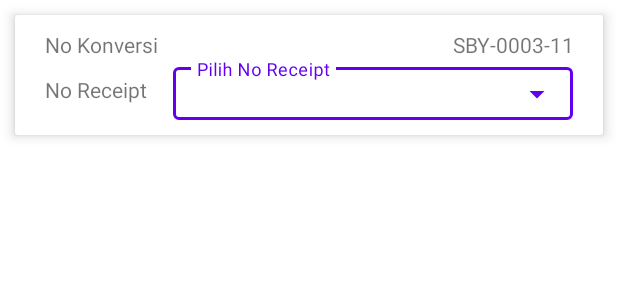
After one commit to deoartanta/persediaan, an Android app: the layout tab_konversi.xml on its own in the app's theme, with its tools: preview values and no code run, on a phone screen of 412 x 824 dp. The commit adds this screen. Shown: the top 300 px of the screen. Run offline under Robolectric (Android 15) with nearby library versions, the phone set to English and light mode, and no system bars.

Commit message:
membuat page konversi

```diff
--- a/app/src/main/java/com/persediaan/de/MainActivity.java
+++ b/app/src/main/java/com/persediaan/de/MainActivity.java
@@ -3,6 +3,7 @@ package com.persediaan.de;
 import androidx.appcompat.app.AppCompatActivity;
 import androidx.cardview.widget.CardView;
 import androidx.fragment.app.Fragment;
+import androidx.viewpager2.widget.ViewPager2;
 
 import android.Manifest;
 import android.os.Bundle;
@@ -14,6 +15,7 @@ import android.widget.TextView;
 import android.widget.Toast;
 
 import com.etebarian.meowbottomnavigation.MeowBottomNavigation;
+import com.google.android.material.tabs.TabLayout;
 import com.persediaan.de.data.SessionManager;
 
 import com.karumi.dexter.Dexter;
@@ -108,7 +110,7 @@ public class MainActivity extends AppCompatActivity implements ScanInterface{
                         break;
                     case 4:
                         page = "barang keluar";
-                        fragment = new BrgKeluarFragment();
+                        fragment = new BrgKeluarFragment(getSupportFragmentManager());
                         cardViewprofile.setVisibility(View.VISIBLE);
                         loadFragment(fragment);
                         break;
--- /dev/null
+++ b/app/src/main/res/layout/tab_konversi.xml
@@ -0,0 +1,85 @@
+<?xml version="1.0" encoding="utf-8"?>
+<LinearLayout xmlns:android="http://schemas.android.com/apk/res/android"
+    xmlns:app="http://schemas.android.com/apk/res-auto"
+    xmlns:tools="http://schemas.android.com/tools"
+    android:layout_width="match_parent"
+    android:layout_height="match_parent"
+    android:orientation="vertical">
+
+    <androidx.cardview.widget.CardView
+        android:layout_width="match_parent"
+        android:layout_height="wrap_content"
+        android:layout_marginLeft="10dp"
+        android:layout_marginTop="10dp"
+        android:layout_marginRight="10dp"
+        app:cardBackgroundColor="@color/white"
+        app:cardElevation="5dp">
+
+        <LinearLayout
+            android:layout_width="match_parent"
+            android:layout_height="match_parent"
+            android:orientation="vertical">
+
+            <LinearLayout
+                android:layout_width="match_parent"
+                android:layout_height="match_parent"
+                android:orientation="horizontal">
+
+                <TextView
+                    android:id="@+id/textView"
+                    android:layout_width="wrap_content"
+                    android:layout_height="wrap_content"
+                    android:layout_marginLeft="20dp"
+                    android:layout_marginTop="10dp"
+                    android:text="No Konversi" />
+
+                <TextView
+                    android:id="@+id/tvno_konversi"
+                    android:layout_width="wrap_content"
+                    android:layout_height="wrap_content"
+                    android:layout_marginLeft="10dp"
+                    android:layout_marginTop="10dp"
+                    android:layout_marginRight="20dp"
+                    android:layout_weight="1"
+                    android:text="SBY-0003-11"
+                    android:textAlignment="textEnd" />
+            </LinearLayout>
+
+            <LinearLayout
+                android:layout_width="match_parent"
+                android:layout_height="wrap_content"
+                android:orientation="horizontal"
+                android:gravity="center_vertical"
+                android:paddingBottom="10dp">
+
+                <TextView
+                    android:id="@+id/textView7"
+                    android:layout_width="wrap_content"
+                    android:layout_height="wrap_content"
+                    android:layout_marginLeft="20dp"
+                    android:text="No Receipt"/>
+
+                <com.google.android.material.textfield.TextInputLayout
+                    android:id="@+id/tfno_receipt"
+                    style="@style/Widget.MaterialComponents.TextInputLayout.OutlinedBox.ExposedDropdownMenu"
+                    android:layout_width="match_parent"
+                    android:layout_height="wrap_content"
+                    android:layout_marginLeft="17dp"
+                    android:layout_marginRight="20dp"
+                    android:hint="Pilih No Receipt">
+
+                    <AutoCompleteTextView
+                        android:id="@+id/autoCompleteNo_receipt"
+                        android:layout_width="match_parent"
+                        android:layout_height="35dp"
+                        android:inputType="none"
+                        android:textSize="14sp"
+                        tools:ignore="TouchTargetSizeCheck" />
+                </com.google.android.material.textfield.TextInputLayout>
+
+            </LinearLayout>
+
+        </LinearLayout>
+
+    </androidx.cardview.widget.CardView>
+</LinearLayout>
--- /dev/null
+++ b/app/src/main/res/layout/tab_transfer.xml
@@ -0,0 +1,6 @@
+<?xml version="1.0" encoding="utf-8"?>
+<androidx.constraintlayout.widget.ConstraintLayout xmlns:android="http://schemas.android.com/apk/res/android"
+    android:layout_width="match_parent"
+    android:layout_height="match_parent">
+
+</androidx.constraintlayout.widget.ConstraintLayout>
--- a/app/src/main/res/values/strings.xml
+++ b/app/src/main/res/values/strings.xml
@@ -2,4 +2,6 @@
     <string name="app_name">Persediaan</string>
     <!-- TODO: Remove or change this placeholder text -->
     <string name="hello_blank_fragment">Hello blank fragment</string>
+    <string name="konversi">Konversi</string>
+    <string name="transfer">Transfer</string>
 </resources>
--- a/app/src/main/res/values/themes.xml
+++ b/app/src/main/res/values/themes.xml
@@ -3,7 +3,7 @@
     <style name="Theme.Persediaan" parent="Theme.MaterialComponents.DayNight.NoActionBar">
         <!-- Primary brand color. -->
         <item name="colorPrimary">@color/purple_500</item>
-        <item name="colorPrimaryVariant">@color/purple_700</item>
+        <item name="colorPrimaryVariant">@color/splashBackground</item>
         <item name="colorOnPrimary">@color/white</item>
         <!-- Secondary brand color. -->
         <item name="colorSecondary">@color/teal_200</item>
```
Also changed, not shown: app/src/main/java/com/persediaan/de/BrgKeluarFragment.java (+54 -24 lines), app/src/main/java/com/persediaan/de/KonversiFragment.java (added, +63 -0 lines), app/src/main/java/com/persediaan/de/TransferFragment.java (added, +63 -0 lines), app/src/main/java/com/persediaan/de/adapter/AdapterBrgKeluar.java (added, +32 -0 lines), app/src/main/res/layout/fragment_brg_keluar.xml (+13 -2 lines).
